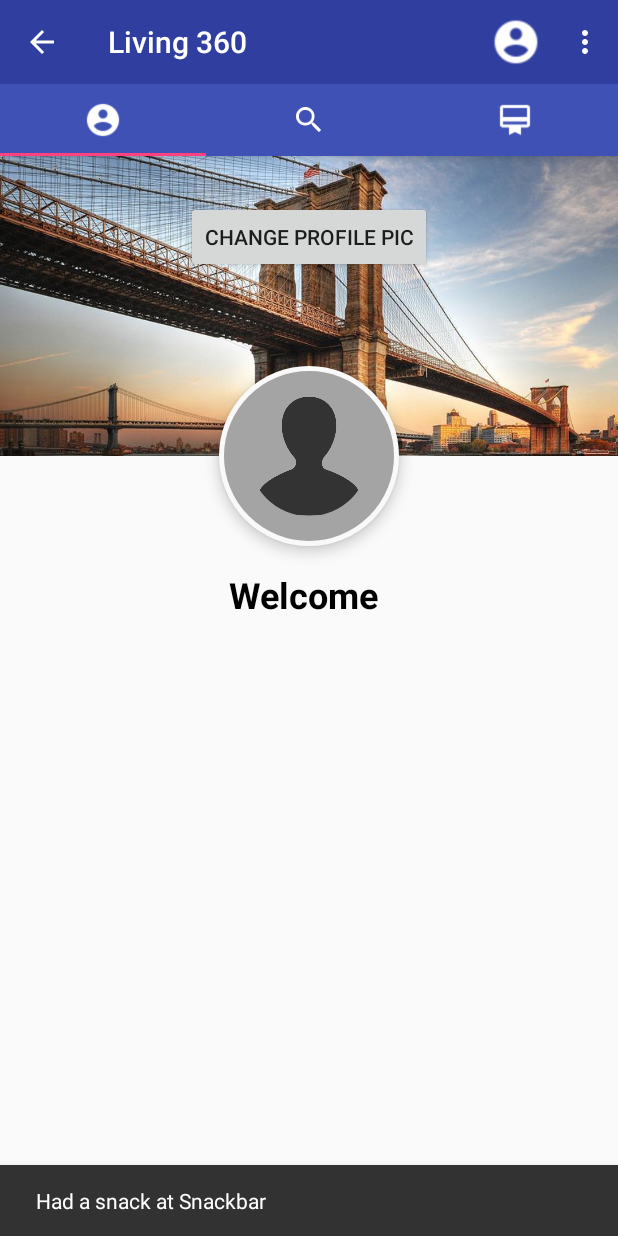
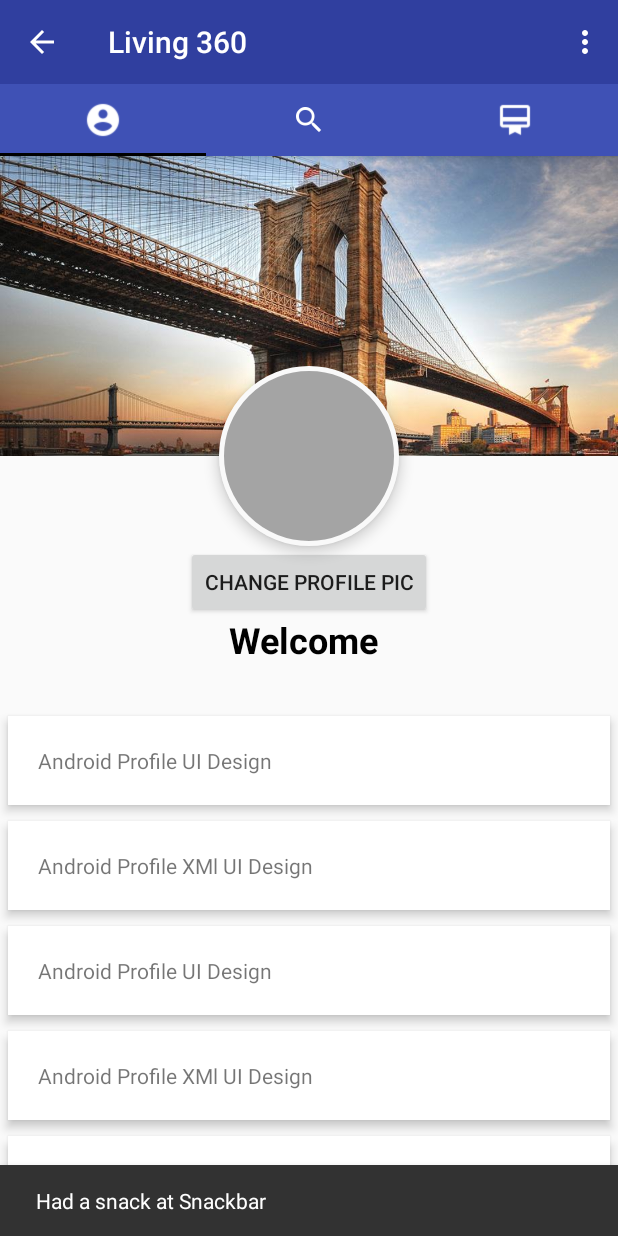
Before and after one commit to josecdeveloper/Living360, an Android app: the HomeActivity screen opened directly, with no data from a screen before it, in the options menu, after a tap on "Settings", on a phone screen of 412 x 824 dp. Run offline under Robolectric (Android 15) with nearby library versions, the phone set to English and light mode, and no system bars; our stand-ins replace CircleImageView, Firebase (no records; nobody signed in at launch, a user with empty details on screens opened directly).

```diff
--- a/app/src/main/java/com/android/living360/app/activities/HomeActivity.java
+++ b/app/src/main/java/com/android/living360/app/activities/HomeActivity.java
@@ -99,10 +99,6 @@ public class HomeActivity extends AppCompatActivity {
     @Override
     public boolean onOptionsItemSelected(MenuItem item) {
         switch (item.getItemId()) {
-            // action with ID action_refresh was selected
-            case R.id.action_refresh:
-               startActivity(new Intent(HomeActivity.this, MapsActivity.class));
-                break;
             // action with ID action_settings was selected
             case R.id.action_settings:
                 Snackbar.make(findViewById(android.R.id.content), "Had a snack at Snackbar", Snackbar.LENGTH_LONG)
--- a/app/src/main/res/layout/fragment_profile.xml
+++ b/app/src/main/res/layout/fragment_profile.xml
@@ -23,9 +23,15 @@
             android:layout_marginTop="-60dp"
             android:background="@drawable/profile_circular_border_imageview"
             android:elevation="5dp"
-            android:padding="20dp"
-            android:scaleType="centerCrop"
-            android:src="@drawable/ic_user_profile" />
+            android:scaleType="centerCrop" />
+        <Button
+            android:id="@+id/changeProfilePic"
+            android:layout_width="wrap_content"
+            android:layout_height="wrap_content"
+            android:onClick="loadImagefromGallery"
+            android:text="Change Profile Pic"
+            android:layout_below="@+id/user_profile_photo"
+            android:layout_centerHorizontal="true" />
 
         <RelativeLayout
             android:id="@+id/profile_layout"
@@ -35,17 +41,17 @@
             android:elevation="4dp"
             android:paddingBottom="24dp">
 
-
             <TextView
+                android:text="Welcome"
                 android:id="@+id/textViewUserEmail"
                 android:layout_width="wrap_content"
                 android:layout_height="wrap_content"
-                android:layout_centerHorizontal="true"
-                android:layout_marginTop="76dp"
                 android:textColor="#000"
                 android:textSize="24sp"
-                android:textStyle="bold" />
-
+                android:textStyle="bold"
+                android:layout_alignParentBottom="true"
+                android:layout_centerHorizontal="true"
+                android:layout_marginBottom="106dp" />
         </RelativeLayout>
 
 
@@ -58,14 +64,67 @@
 
         </LinearLayout>
 
-        <Button
-            android:text="Change Profile Pic"
-            android:onClick="loadImagefromGallery"
-            android:layout_width="wrap_content"
+        <LinearLayout
+            android:layout_width="fill_parent"
             android:layout_height="wrap_content"
-            android:layout_alignParentTop="true"
-            android:layout_centerHorizontal="true"
-            android:layout_marginTop="30dp"
-            android:id="@+id/changeProfilePic" />
+            android:layout_below="@+id/profile_layout"
+            android:layout_marginTop="5dp"
+            android:orientation="vertical">
+
+            <TextView
+                android:layout_width="fill_parent"
+                android:layout_height="wrap_content"
+                android:layout_margin="5dp"
+                android:background="#fff"
+                android:clickable="true"
+                android:elevation="4dp"
+                android:padding="20dp"
+                android:text="Android Profile UI Design" />
+
+            <TextView
+                android:layout_width="fill_parent"
+                android:layout_height="wrap_content"
+                android:layout_margin="5dp"
+                android:layout_marginBottom="3dp"
+                android:layout_marginTop="3dp"
+                android:background="#fff"
+                android:clickable="true"
+                android:elevation="4dp"
+                android:padding="20dp"
+                android:text="Android Profile XMl UI Design" />
+
+            <TextView
+                android:layout_width="fill_parent"
+                android:layout_height="wrap_content"
+                android:layout_margin="5dp"
+                android:background="#fff"
+                android:clickable="true"
+                android:elevation="4dp"
+                android:padding="20dp"
+                android:text="Android Profile UI Design" />
+
+            <TextView
+                android:layout_width="fill_parent"
+                android:layout_height="wrap_content"
+                android:layout_margin="5dp"
+                android:layout_marginBottom="3dp"
+                android:layout_marginTop="3dp"
+                android:background="#fff"
+                android:clickable="true"
+                android:elevation="4dp"
+                android:padding="20dp"
+                android:text="Android Profile XMl UI Design" />
+
+            <TextView
+                android:layout_width="fill_parent"
+                android:layout_height="wrap_content"
+                android:layout_margin="5dp"
+                android:background="#fff"
+                android:clickable="true"
+                android:elevation="4dp"
+                android:padding="20dp"
+                android:text="Android Profile UI Design" />
+        </LinearLayout>
+
     </RelativeLayout>
 </ScrollView>
--- a/app/src/main/res/menu/home_menu.xml
+++ b/app/src/main/res/menu/home_menu.xml
@@ -1,12 +1,4 @@
-<menu xmlns:android="http://schemas.android.com/apk/res/android"
-    xmlns:app="http://schemas.android.com/apk/res-auto">
-
-    <item
-        android:id="@+id/action_refresh"
-        android:icon="@drawable/ic_account_circle_white_24dp"
-        android:orderInCategory="100"
-        android:title="Refresh"
-        app:showAsAction="always" />
+<menu xmlns:android="http://schemas.android.com/apk/res/android">
     <item
         android:id="@+id/action_settings"
         android:title="Settings" />
--- a/app/src/main/res/values/colors.xml
+++ b/app/src/main/res/values/colors.xml
@@ -2,5 +2,5 @@
 <resources>
     <color name="colorPrimary">#3F51B5</color>
     <color name="colorPrimaryDark">#303F9F</color>
-    <color name="colorAccent">#FF4081</color>
+    <color name="colorAccent">#000000</color>
 </resources>
```
Also changed, not shown: app/src/main/res/drawable/login_signup_shape.xml (added, +18 -0 lines), app/src/main/res/layout/activity_login.xml (+42 -25 lines), app/src/main/res/layout/activity_signup.xml (+52 -27 lines), app/src/main/ic_email-web.png (added), app/src/main/ic_launcher-web.png (added), app/src/main/res/drawable/background_login_signup.png (added), app/src/main/res/drawable/ic_user_profile.png, app/src/main/res/mipmap-hdpi/ic_launcher.png, app/src/main/res/mipmap-mdpi/ic_launcher.png, app/src/main/res/mipmap-xhdpi/ic_launcher.png, app/src/main/res/mipmap-xxhdpi/ic_launcher.png, app/src/main/res/mipmap-xxxhdpi/ic_launcher.png.
